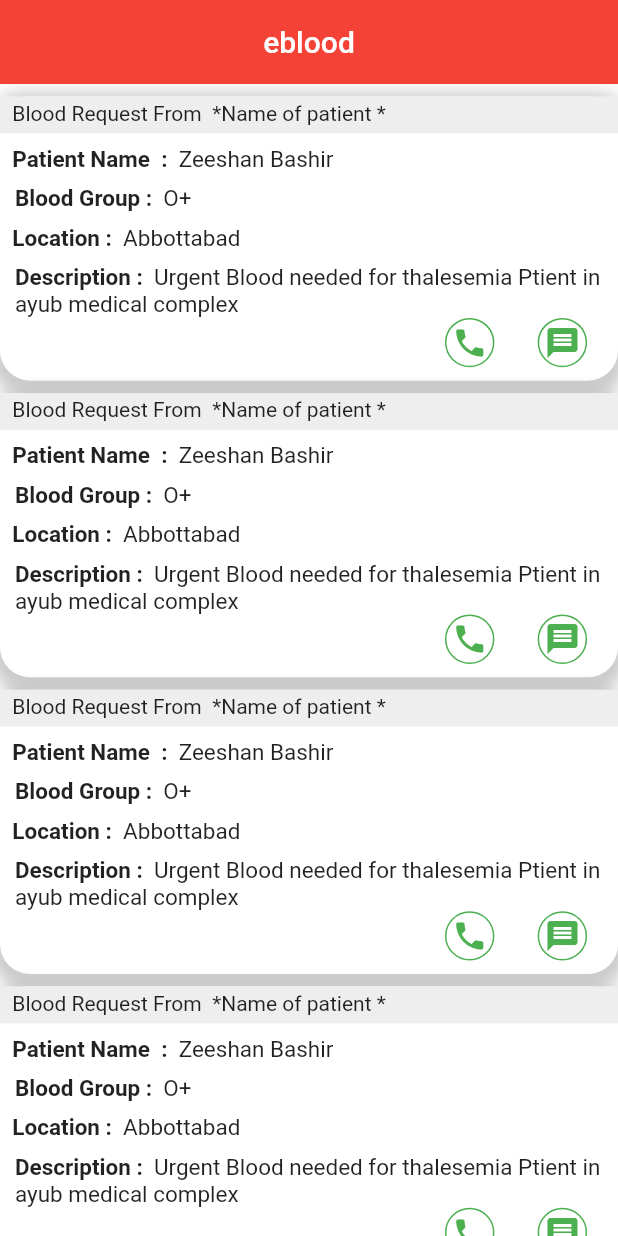
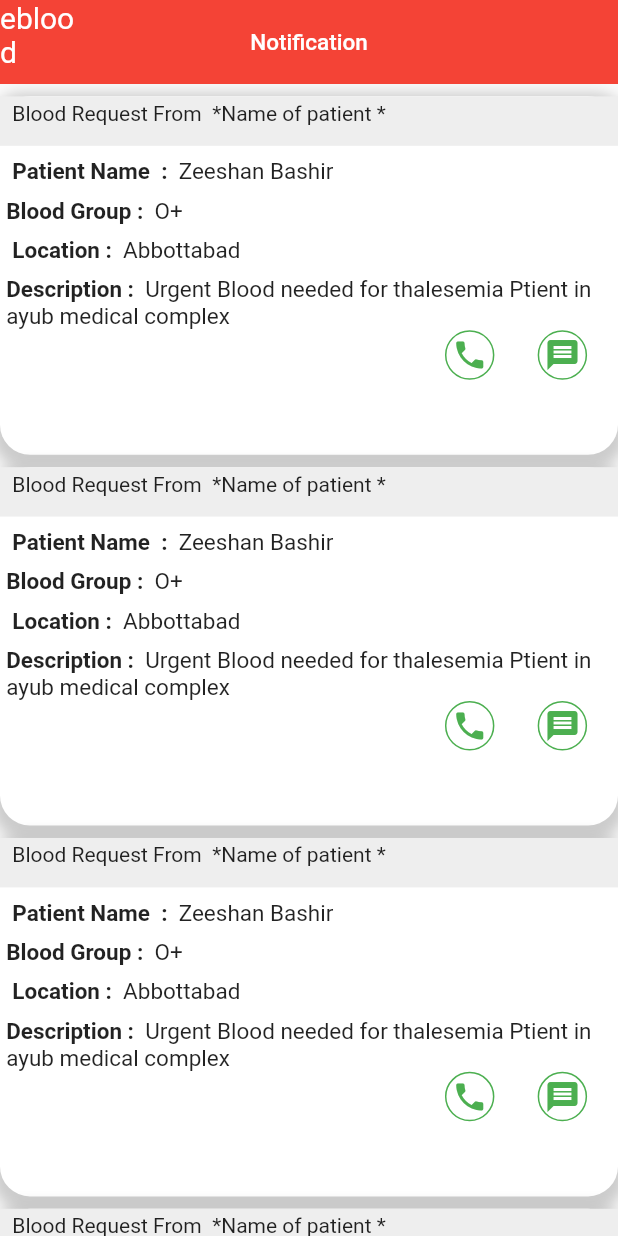
Before and after one commit to zee404/Flutter-projects, a Flutter app: the NotificationScreen screen opened directly, on a phone screen of 412 x 824 dp. Run offline on Flutter 3.47's test engine with Material 2 defaults, Android fonts, the phone set to English and light mode, and no system bars; our stand-ins replace date_format, firebase_auth; missing offline and left inert: flutter_google_places, geocoder, google_maps_webservice; accounts and stored records are empty.

Commit message:
e_blood
1.14

```diff
--- a/e_blood/lib/screens/notification/NotificationScreen.dart
+++ b/e_blood/lib/screens/notification/NotificationScreen.dart
@@ -2,6 +2,7 @@ import 'package:flutter/material.dart';
 import 'package:e_blood/screens/notification/NotificationList.dart';
 import 'package:e_blood/screens/notification/NotificationWidget.dart';
 import '';
+
 class NotificationScreen extends StatefulWidget {
   @override
   _NotificationScreenState createState() => _NotificationScreenState();
@@ -10,16 +11,25 @@ class NotificationScreen extends StatefulWidget {
 class _NotificationScreenState extends State<NotificationScreen> {
   @override
   Widget build(BuildContext context) {
+    final screenSize = MediaQuery.of(context).size;
     return Scaffold(
       appBar: AppBar(
         elevation: 0,
         backgroundColor: Colors.red,
+        leading: Container(
+            width: screenSize.width * 0.3,
+            child: Text(
+              'eblood',
+              style: TextStyle(
+                fontSize: 20.0,
+              ),
+            )),
+        title: Text(
+          'Notification',
+          style: TextStyle(fontSize: 15.0),
+        ),
         centerTitle: true,
-        title: Text('eblood'),
-
         // button on the app bar to nevigaet
-
-
       ),
       body: NotificationList(),
     );
--- a/e_blood/lib/screens/notification/NotificationWidget.dart
+++ b/e_blood/lib/screens/notification/NotificationWidget.dart
@@ -5,17 +5,16 @@ class NotificationWidget extends StatelessWidget {
   Widget build(BuildContext context) {
     final deviceSize = MediaQuery.of(context).size;
     return Container(
-      child: Container(
-
-        margin: EdgeInsets.only(top: deviceSize.height*0.01,),
+      margin: EdgeInsets.only(
+        top: deviceSize.height * 0.01,
+      ),
       width: deviceSize.width,
-        height: deviceSize.height * 0.23,
-
-
-
+      height: deviceSize.height * 0.29,
       decoration: BoxDecoration(
         color: Colors.white,
-          borderRadius: BorderRadius.circular(20.0,),
+        borderRadius: BorderRadius.circular(
+          20.0,
+        ),
         boxShadow: [
           BoxShadow(
             color: Colors.grey.withOpacity(0.5),
@@ -25,145 +24,155 @@ class NotificationWidget extends StatelessWidget {
           ),
         ],
       ),
-
       child: Column(
         crossAxisAlignment: CrossAxisAlignment.start,
         children: <Widget>[
           Container(
             //margin: EdgeInsets.only(left: deviceSize.width *0.02),
-             padding: EdgeInsets.only(left: deviceSize.width *0.02,top: deviceSize.height*0.004),
-                    height: deviceSize.height*0.03,
+            padding: EdgeInsets.only(
+              left: deviceSize.width * 0.02,
+              top: deviceSize.height * 0.004,
+            ),
+            height: deviceSize.height * 0.04,
             width: deviceSize.width,
             color: Colors.grey[200],
             child: Text(
               'Blood Request From  *Name of patient *',
             ),
-
           ),
           Container(
-              margin: EdgeInsets.only(left:  deviceSize.width*0.02, top:  deviceSize.height*0.01, right:  deviceSize.width*0.01,),
-                  child:RichText(
+            margin: EdgeInsets.only(
+              left: deviceSize.width * 0.02,
+              top: deviceSize.height * 0.01,
+              right: deviceSize.width * 0.01,
+            ),
+            child: RichText(
               text: TextSpan(
                 style: DefaultTextStyle.of(context).style,
                 children: <TextSpan>[
-
                   TextSpan(
                     text: "Patient Name  :  ",
-                    style: TextStyle(
-                        fontSize: 15, fontWeight: FontWeight.bold),
+                    style: TextStyle(fontSize: 15, fontWeight: FontWeight.bold),
                   ),
                   TextSpan(
                     text: "Zeeshan Bashir   ",
                     style: TextStyle(
-                        fontSize: 15, ),
+                      fontSize: 15,
                     ),
-                        ],
-                    ),
-                  ),
-
-
-
-            ),
-             Container(
-              margin: EdgeInsets.only(left: 10, top:  deviceSize.height*0.01),
-              child:  RichText(
-                    text: TextSpan(
-                    style: DefaultTextStyle.of(context).style,
-                    children: <TextSpan>[
-
-                   TextSpan(
-                     text: "Blood Group :  ",
-                    style: TextStyle(
-                        fontSize: 15, fontWeight: FontWeight.bold),
-                   ),
-                    TextSpan(
-                     text: "O+",
-                    style: TextStyle(
-                        fontSize: 15, ),
                   ),
                 ],
               ),
             ),
           ),
           Container(
-              margin: EdgeInsets.only(right:  deviceSize.width*0.01, left: deviceSize.width*0.02,top:  deviceSize.height*0.01),
-              child:  RichText(
+            margin: EdgeInsets.only(
+                left: deviceSize.width * 0.01, top: deviceSize.height * 0.01),
+            child: RichText(
               text: TextSpan(
                 style: DefaultTextStyle.of(context).style,
                 children: <TextSpan>[
-
                   TextSpan(
-                     text: "Location :  ",
-                    style: TextStyle(
-                        fontSize: 15, fontWeight: FontWeight.bold),
+                    text: "Blood Group :  ",
+                    style: TextStyle(fontSize: 15, fontWeight: FontWeight.bold),
                   ),
                   TextSpan(
-                     text: "Abbottabad   ",
+                    text: "O+",
                     style: TextStyle(
-                        fontSize: 15, ),
+                      fontSize: 15,
+                    ),
                   ),
                 ],
               ),
             ),
           ),
           Container(
-              margin: EdgeInsets.only(left: 10, top:  deviceSize.height*0.01),
-              child:  RichText(
+            margin: EdgeInsets.only(
+                right: deviceSize.width * 0.01,
+                left: deviceSize.width * 0.02,
+                top: deviceSize.height * 0.01),
+            child: RichText(
               text: TextSpan(
                 style: DefaultTextStyle.of(context).style,
                 children: <TextSpan>[
-
                   TextSpan(
-                     text: "Description :  ",
-                    style: TextStyle(
-                        fontSize: 15, fontWeight: FontWeight.bold),
+                    text: "Location :  ",
+                    style: TextStyle(fontSize: 15, fontWeight: FontWeight.bold),
                   ),
                   TextSpan(
-                     text: "Urgent Blood needed for thalesemia Ptient in ayub medical complex   ",
+                    text: "Abbottabad   ",
                     style: TextStyle(
-                        fontSize: 15, ),
+                      fontSize: 15,
+                    ),
                   ),
                 ],
               ),
             ),
           ),
           Container(
-              margin: EdgeInsets.only(right:  deviceSize.width*0.01,top:deviceSize.width*0.0 ),
+            margin: EdgeInsets.only(
+                left: deviceSize.width * 0.01, top: deviceSize.height * 0.01),
+            child: RichText(
+              text: TextSpan(
+                style: DefaultTextStyle.of(context).style,
+                children: <TextSpan>[
+                  TextSpan(
+                    text: "Description :  ",
+                    style: TextStyle(fontSize: 15, fontWeight: FontWeight.bold),
+                  ),
+                  TextSpan(
+                    text:
+                        "Urgent Blood needed for thalesemia Ptient in ayub medical complex   ",
+                    style: TextStyle(
+                      fontSize: 15,
+                    ),
+                  ),
+                ],
+              ),
+            ),
+          ),
+          Container(
+            margin: EdgeInsets.only(
+                right: deviceSize.width * 0.01, top: deviceSize.width * 0.0),
             child: Row(
               children: <Widget>[
                 Spacer(),
                 Container(
-                    height: deviceSize.height *0.04,
-                    width: deviceSize.height *0.04,
+                  height: deviceSize.height * 0.04,
+                  width: deviceSize.height * 0.04,
                   decoration: BoxDecoration(
-                      borderRadius: BorderRadius.circular(50.0,),
+                      borderRadius: BorderRadius.circular(
+                        50.0,
+                      ),
                       border: Border.all(
-
                         color: Colors.green,
-                      )
+                      )),
+                  child: Icon(
+                    Icons.phone,
+                    color: Colors.green,
                   ),
-                    child: Icon(Icons.phone,
-                    color: Colors.green,),),
-                  SizedBox(width:  deviceSize.width*0.07),
+                ),
+                SizedBox(width: deviceSize.width * 0.07),
                 Container(
-                    height: deviceSize.height *0.04,
-                    width: deviceSize.height *0.04,
+                  height: deviceSize.height * 0.04,
+                  width: deviceSize.height * 0.04,
                   decoration: BoxDecoration(
-                      borderRadius: BorderRadius.circular(50.0,),
+                      borderRadius: BorderRadius.circular(
+                        50.0,
+                      ),
                       border: Border.all(
-
                         color: Colors.green,
-                      )
-                    ),child: Icon(Icons.message,
+                      )),
+                  child: Icon(
+                    Icons.message,
                     color: Colors.green,
-                    ),),
-                  SizedBox(width:  deviceSize.width*0.04),
+                  ),
+                ),
+                SizedBox(width: deviceSize.width * 0.04),
               ],
             ),
           )
         ],
       ),
-      ),
     );
   }
 }
```
Also changed, not shown: e_blood/lib/Shared/Constant.dart (+20 -0 lines), e_blood/lib/screens/home/HomeScren.dart (+4 -3 lines), e_blood/lib/screens/postRequest/postrequest.dart (+71 -1 lines). Lines whose indentation alone changed are shown as unchanged.
